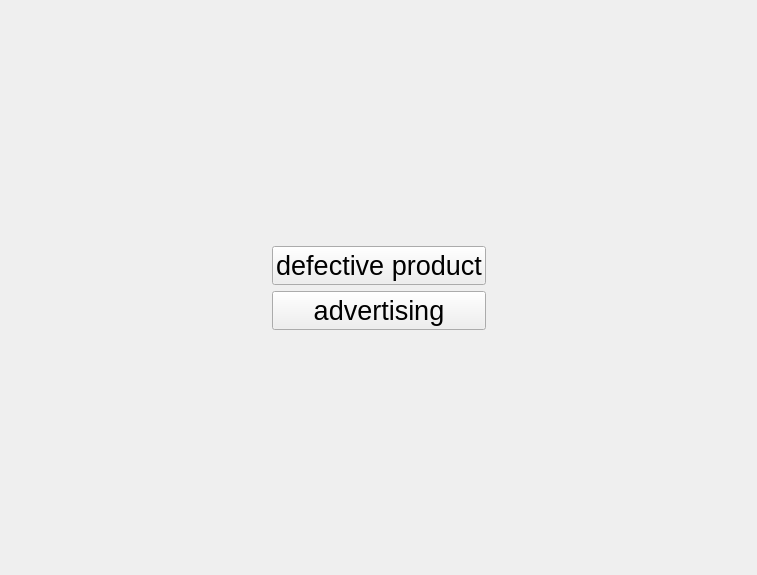
The window that Retail_Software/additionalexpenseswindow.ui (AntonZhiganov/Retail_Software) describes before a commit, drawn with Qt 5.
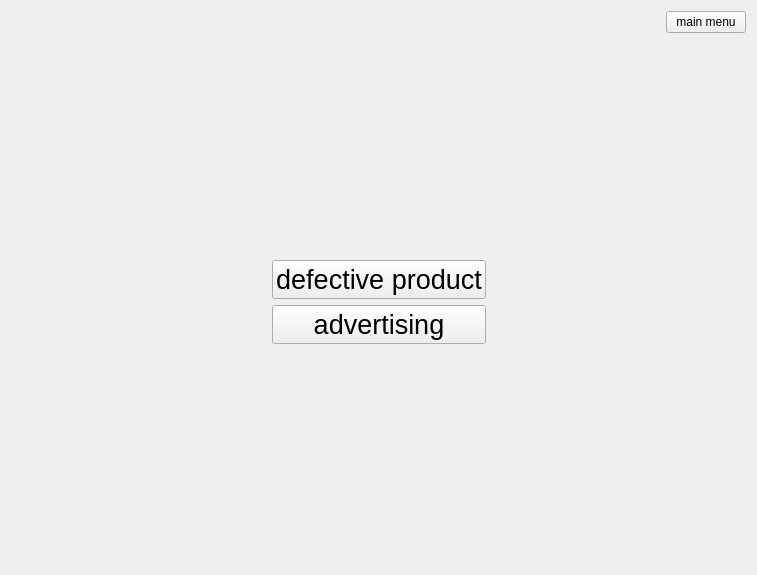
The same window after the commit.

Commit message: Added a button to each window, which when clicked, returns the user to the main menu

```diff
--- a/Retail_Software/additionalexpenseswindow.ui
+++ b/Retail_Software/additionalexpenseswindow.ui
@@ -20,6 +20,37 @@
   </property>
   <layout class="QVBoxLayout" name="verticalLayout_3">
    <item>
+    <layout class="QVBoxLayout" name="verticalLayout_2">
+     <item>
+      <layout class="QHBoxLayout" name="horizontalLayout_2">
+       <item>
+        <spacer name="horizontalSpacer_3">
+         <property name="orientation">
+          <enum>Qt::Orientation::Horizontal</enum>
+         </property>
+         <property name="sizeHint" stdset="0">
+          <size>
+           <width>40</width>
+           <height>20</height>
+          </size>
+         </property>
+        </spacer>
+       </item>
+       <item>
+        <widget class="QPushButton" name="menuPushButton">
+         <property name="font">
+          <font>
+           <pointsize>9</pointsize>
+          </font>
+         </property>
+         <property name="text">
+          <string>main menu</string>
+         </property>
+        </widget>
+       </item>
+      </layout>
+     </item>
+     <item>
     <layout class="QHBoxLayout" name="horizontalLayout">
      <item>
       <spacer name="horizontalSpacer">
@@ -35,22 +66,20 @@
       </spacer>
      </item>
      <item>
-      <layout class="QVBoxLayout" name="verticalLayout_2">
-       <item>
-        <spacer name="verticalSpacer_2">
-         <property name="orientation">
-          <enum>Qt::Orientation::Vertical</enum>
-         </property>
-         <property name="sizeHint" stdset="0">
-          <size>
-           <width>20</width>
-           <height>40</height>
-          </size>
-         </property>
-        </spacer>
-       </item>
-       <item>
         <layout class="QVBoxLayout" name="verticalLayout">
+         <item>
+          <spacer name="verticalSpacer_2">
+           <property name="orientation">
+            <enum>Qt::Orientation::Vertical</enum>
+           </property>
+           <property name="sizeHint" stdset="0">
+            <size>
+             <width>20</width>
+             <height>40</height>
+            </size>
+           </property>
+          </spacer>
+         </item>
          <item>
           <widget class="QPushButton" name="defectiveProductPushButton">
            <property name="text">
@@ -65,8 +94,6 @@
            </property>
           </widget>
          </item>
-        </layout>
-       </item>
        <item>
         <spacer name="verticalSpacer">
          <property name="orientation">
@@ -94,6 +121,8 @@
         </size>
        </property>
       </spacer>
+       </item>
+      </layout>
      </item>
     </layout>
    </item>
```
Lines whose indentation alone changed are shown as unchanged. The commit also changes 11 other files.
